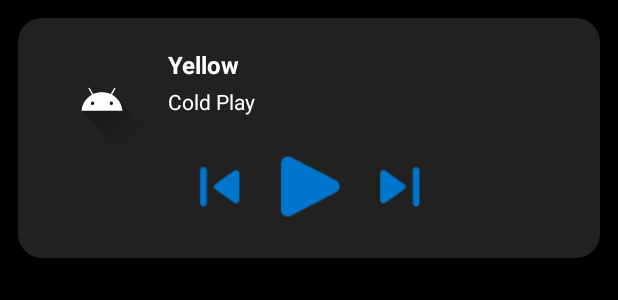
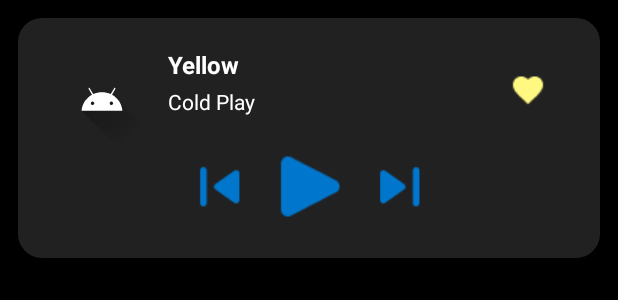
Before and after one commit to Junhei-c/musicapp, an Android app: the layout widget_now_playing.xml on its own in the app's theme, with its tools: preview values and no code run, on a phone screen of 412 x 824 dp. Shown: the top 300 px of the screen. Run offline under Robolectric (Android 15) with nearby library versions, the phone set to English and light mode, and no system bars.

Commit message:
added a heart option on the widget

```diff
--- a/app/src/main/res/layout/widget_now_playing.xml
+++ b/app/src/main/res/layout/widget_now_playing.xml
@@ -83,7 +83,19 @@
             android:background="@android:color/transparent"
             android:src="@drawable/next"
             android:contentDescription="@string/widget_next_desc" />
-
     </LinearLayout>
 
+
+    <ImageButton
+        android:id="@+id/heart"
+        android:layout_width="@dimen/widget_control_button_size"
+        android:layout_height="@dimen/widget_control_button_size"
+        android:layout_alignParentTop="true"
+        android:layout_alignParentEnd="true"
+        android:layout_marginTop="@dimen/widget_albumart_margin_top"
+        android:layout_marginEnd="@dimen/widget_albumart_margin"
+        android:background="@android:color/transparent"
+        android:src="@drawable/heart"
+        android:contentDescription="@string/widget_next_desc" />
+
 </RelativeLayout>
```
Also changed, not shown: app/src/main/java/com/example/android/musicapp2/utils/PlayerStateManager.kt (+12 -0 lines), app/src/main/java/com/example/android/musicapp2/widget/NowPlayingWidget.kt (+8 -1 lines), app/src/main/java/com/example/android/musicapp2/widget/WidgetReceiver.kt (+15 -0 lines), app/src/main/res/drawable/whiteheart.png (added).
